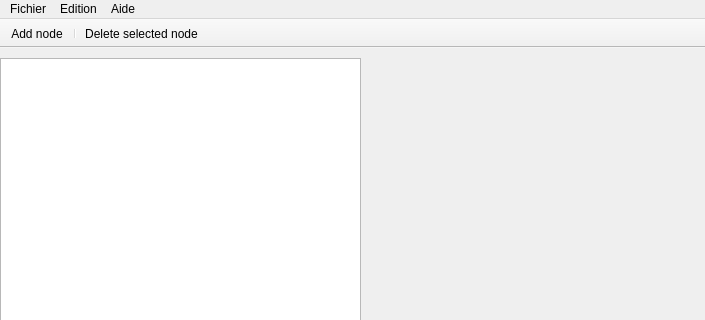
lomsansnom/IHM_OFELI, file mainwindow.ui: the form before one commit; both pictures show x 0 to 705 and y 0 to 320 of the 705 by 511 pixel window.
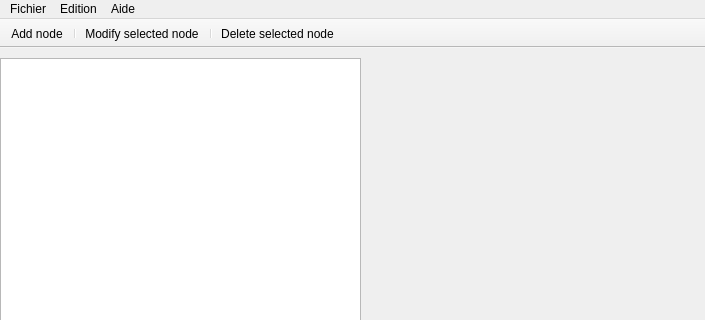
The form after the commit.

Commit message: Add the possibility to modify existing nodes (tagName)

The edit to the form file:
```diff
--- a/mainwindow.ui
+++ b/mainwindow.ui
@@ -146,6 +146,8 @@
    </attribute>
    <addaction name="actionAdd_node"/>
    <addaction name="separator"/>
+   <addaction name="actionModifySelectedNode"/>
+   <addaction name="separator"/>
    <addaction name="actionDelete_selected_node"/>
   </widget>
   <widget class="QStatusBar" name="statusBar"/>
@@ -182,6 +184,11 @@
     <string>Delete selected node</string>
    </property>
   </action>
+  <action name="actionModifySelectedNode">
+   <property name="text">
+    <string>Modify selected node</string>
+   </property>
+  </action>
  </widget>
  <layoutdefault spacing="6" margin="11"/>
  <resources/>
```
The commit also changes 7 other files.
